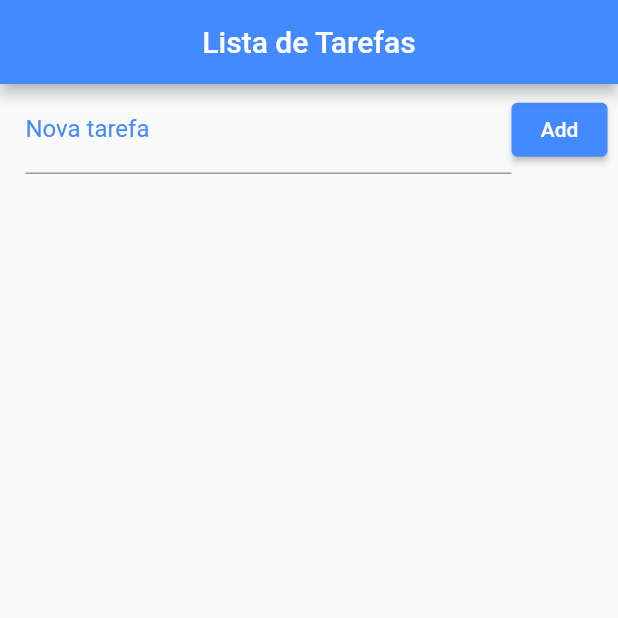
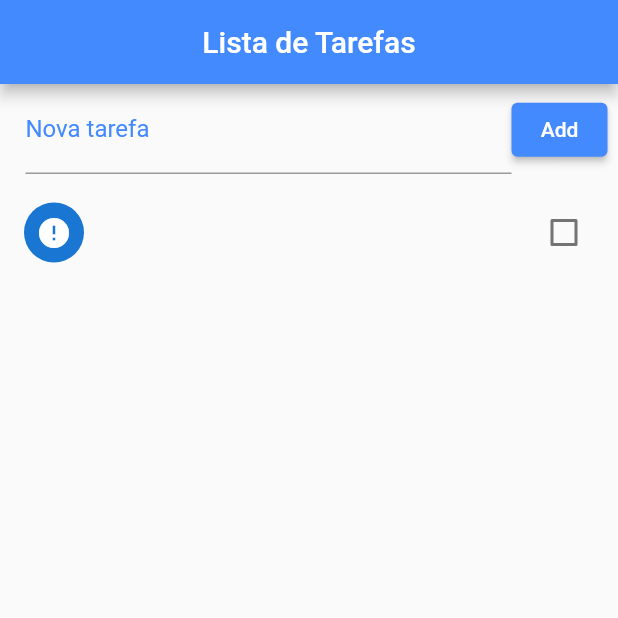
Before and after one commit to gagjunior/flutter-todo-list-fyou, a Flutter app: the screen it shows after launch, after a tap on "Add", on a phone screen of 412 x 824 dp, the top half of it. Run offline on Flutter 3.47's test engine with Material 2 defaults, Android fonts, the phone set to English and light mode, and no system bars.

Commit message:
Adicionando itens na lista

```diff
--- a/lib/pages/home.dart
+++ b/lib/pages/home.dart
@@ -11,7 +11,19 @@ class Home extends StatefulWidget {
 }
 
 class _HomeState extends State<Home> {
+  final _toDoController = TextEditingController();
+
   final List _toDoList = [];
+
+  void _addToDo() {
+    setState(() {
+      Map<String, dynamic> newToDo = Map();
+      newToDo["title"] = _toDoController.text;
+      _toDoController.text = '';
+      newToDo["ok"] = false;
+      _toDoList.add(newToDo);
+    });
+  }
 
   @override
   Widget build(BuildContext context) {
@@ -29,22 +41,45 @@ class _HomeState extends State<Home> {
             padding: const EdgeInsets.fromLTRB(17, 1, 7, 1),
             child: Row(
               children: [
-                const Expanded(
+                Expanded(
                   child: TextField(
-                    decoration: InputDecoration(
+                    controller: _toDoController,
+                    decoration: const InputDecoration(
                       labelText: 'Nova tarefa',
                       labelStyle: TextStyle(color: Colors.blueAccent),
                     ),
                   ),
                 ),
                 ElevatedButton(
-                  onPressed: () {},
+                  onPressed: _addToDo,
                   child: const Text('Add'),
                   style: ElevatedButton.styleFrom(
                     primary: Colors.blueAccent,
                   ),
                 ),
               ],
+            ),
+          ),
+          Expanded(
+            child: ListView.builder(
+              padding: EdgeInsets.only(top: 10),
+              itemCount: _toDoList.length,
+              itemBuilder: (context, index) {
+                return CheckboxListTile(
+                  title: Text(_toDoList[index]["title"]),
+                  value: _toDoList[index]["ok"],
+                  secondary: CircleAvatar(
+                    child: Icon(
+                      _toDoList[index]["ok"] ? Icons.check : Icons.error,
+                    ),
+                  ),
+                  onChanged: (value) {
+                    setState(() {
+                      _toDoList[index]["ok"] = value;
+                    });
+                  },
+                );
+              },
             ),
           ),
         ],
```
